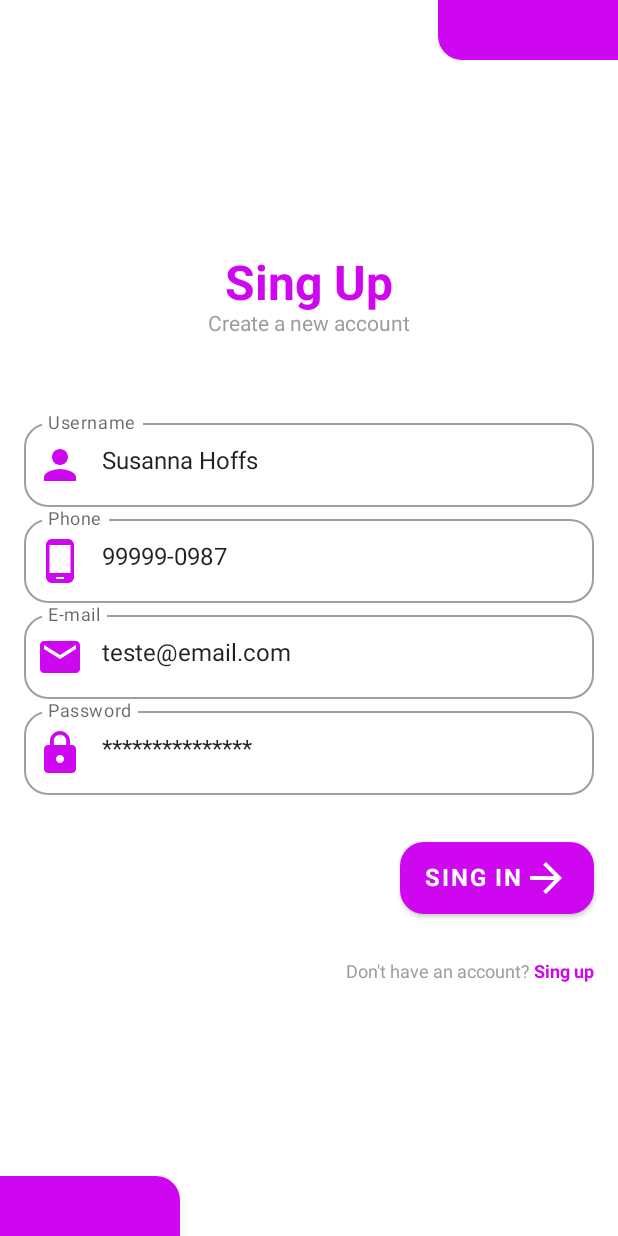
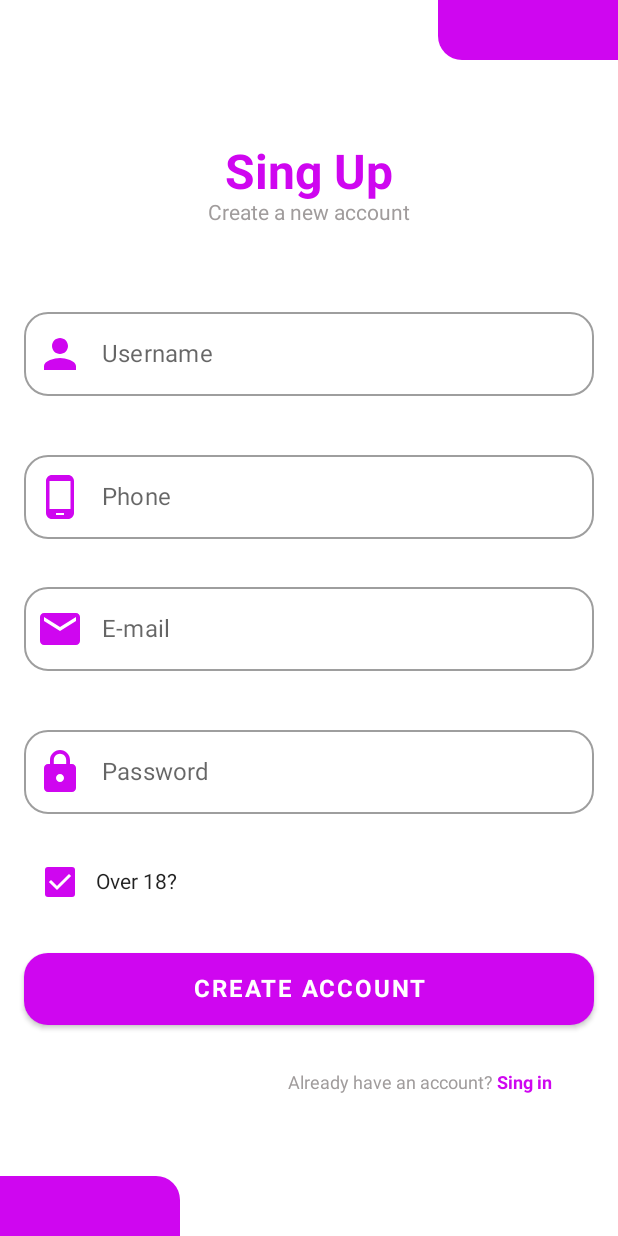
Before and after one commit to MatheusAlves099/TripRoomActivity, an Android app built with Jetpack Compose: the screen it shows after launch (SingUpActivity), on a phone screen of 412 x 824 dp. Run offline under Robolectric (Android 15) with nearby library versions, the phone set to English and light mode, and no system bars.

Commit message:
segunda tela finalizada

```diff
--- a/app/src/main/AndroidManifest.xml
+++ b/app/src/main/AndroidManifest.xml
@@ -11,6 +11,11 @@
         android:supportsRtl="true"
         android:theme="@style/Theme.ActiveLoginTripRoom"
         tools:targetApi="31">
+        <activity
+            android:name=".HomeActivity"
+            android:exported="false"
+            android:label="@string/title_activity_home"
+            android:theme="@style/Theme.ActiveLoginTripRoom" />
         <activity
             android:name=".MainActivity"
             android:exported="false"
--- a/app/src/main/java/br/senai/sp/jandira/activelogintriproom/MainActivity.kt
+++ b/app/src/main/java/br/senai/sp/jandira/activelogintriproom/MainActivity.kt
@@ -89,7 +89,7 @@ fun LoginScreen() {
                     .fillMaxWidth(),
             ) {
                 OutlinedTextField(
-                    value = "teste@email.com",
+                    value = "",
                     onValueChange = {},
                     modifier = Modifier.fillMaxWidth(),
                     shape = RoundedCornerShape(16.dp),
@@ -108,7 +108,7 @@ fun LoginScreen() {
                 Spacer(modifier = Modifier.height(31.dp))
 
                 OutlinedTextField(
-                    value = "***************",
+                    value = "",
                     onValueChange = {},
                     modifier = Modifier.fillMaxWidth(),
                     shape = RoundedCornerShape(16.dp),
@@ -136,7 +136,7 @@ fun LoginScreen() {
                         colors = ButtonDefaults.buttonColors(Color(207, 6, 240, 255))
                     ) {
                         Text(
-                            text = stringResource(id = R.string.button_sing_in),
+                            text = stringResource(id = R.string.text_singIn).uppercase(),
                             fontSize = 16.sp,
                             textAlign = TextAlign.Center,
                             fontWeight = FontWeight.Bold,
--- a/app/src/main/java/br/senai/sp/jandira/activelogintriproom/SingUpActivity.kt
+++ b/app/src/main/java/br/senai/sp/jandira/activelogintriproom/SingUpActivity.kt
@@ -84,7 +84,7 @@ fun SingUpScreen() {
             ) {
 
                 OutlinedTextField(
-                    value = "Susanna Hoffs",
+                    value = "",
                     onValueChange = {},
                     modifier = Modifier.fillMaxWidth(),
                     shape = RoundedCornerShape(16.dp),
@@ -99,8 +99,10 @@ fun SingUpScreen() {
                     }
                 )
 
+                Spacer(modifier = Modifier.height(31.dp))
+
                 OutlinedTextField(
-                    value = "99999-0987",
+                    value = "",
                     onValueChange = {},
                     modifier = Modifier.fillMaxWidth(),
                     shape = RoundedCornerShape(16.dp),
@@ -115,8 +117,10 @@ fun SingUpScreen() {
                     }
                 )
 
+                Spacer(modifier = Modifier.height(24.dp))
+
                 OutlinedTextField(
-                    value = "teste@email.com",
+                    value = "",
                     onValueChange = {},
                     modifier = Modifier.fillMaxWidth(),
                     shape = RoundedCornerShape(16.dp),
@@ -132,8 +136,10 @@ fun SingUpScreen() {
                     }
                 )
 
+                Spacer(modifier = Modifier.height(31.dp))
+
                 OutlinedTextField(
-                    value = "***************",
+                    value = "",
                     onValueChange = {},
                     modifier = Modifier.fillMaxWidth(),
                     shape = RoundedCornerShape(16.dp),
@@ -148,54 +154,69 @@ fun SingUpScreen() {
                     }
                 )
 
-                Spacer(modifier = Modifier.height(31.dp))
+                Spacer(modifier = Modifier.height(21.dp))
+
+                Row(
+                    modifier = Modifier,
+                    verticalAlignment = Alignment.CenterVertically
+                ) {
+                    Checkbox(
+                        checked = true,
+                        onCheckedChange = {},
+                        colors = CheckboxDefaults.colors(Color(207, 6, 240, 255)),
+
+                        )
+                    Text(
+                        text = stringResource(id = R.string.text_checkbox),
+                        fontSize = 14.sp
+                    )
+                }
+
+                Spacer(modifier = Modifier.height(23.dp))
 
                 Column(
                     modifier = Modifier
-                        .fillMaxWidth(),
-                    horizontalAlignment = Alignment.End
+                        .fillMaxWidth()
                 ) {
                     Button(
                         onClick = {},
+                        Modifier
+                            .height(48.dp)
+                            .fillMaxWidth(),
                         shape = RoundedCornerShape(16.dp),
                         colors = ButtonDefaults.buttonColors(Color(207, 6, 240, 255))
                     ) {
                         Text(
-                            text = stringResource(id = R.string.button_sing_in),
+                            text = stringResource(id = R.string.text_button_create),
                             fontSize = 16.sp,
                             textAlign = TextAlign.Center,
                             fontWeight = FontWeight.Bold,
                             color = Color.White
                         )
-
-                        Icon(
-                            painter = painterResource(id = R.drawable.arrow_icon),
-                            contentDescription = null,
-                            modifier = Modifier.size(32.dp),
-                            tint = Color.White
-                        )
                     }
 
                     Spacer(modifier = Modifier.height(31.dp))
 
-                    Row() {
+                    Row(
+                        modifier = Modifier
+                            .width(352.dp),
+                        horizontalArrangement = Arrangement.End
+                    ) {
                         Text(
-                            text = stringResource(id = R.string.text_dont_have_account),
+                            text = stringResource(id = R.string.text_already),
                             fontSize = 12.sp,
                             color = Color(160, 156, 156, 255)
                         )
 
                         Text(
-                            text = stringResource(id = R.string.text_sing_up),
+                            text = stringResource(id = R.string.text_singIn),
                             fontSize = 12.sp,
                             fontWeight = FontWeight.Bold,
                             color = (Color(207, 6, 240, 255)
-                                    ))
+                                    )
+                        )
                     }
                 }
-
-
-
             }
         }
 
--- /dev/null
+++ b/app/src/main/java/br/senai/sp/jandira/activelogintriproom/ui/theme/ui/theme/Type.kt
@@ -0,0 +1,28 @@
+package br.senai.sp.jandira.activelogintriproom.ui.theme.ui.theme
+
+import androidx.compose.material.Typography
+import androidx.compose.ui.text.TextStyle
+import androidx.compose.ui.text.font.FontFamily
+import androidx.compose.ui.text.font.FontWeight
+import androidx.compose.ui.unit.sp
+
+// Set of Material typography styles to start with
+val Typography = Typography(
+    body1 = TextStyle(
+        fontFamily = FontFamily.Default,
+        fontWeight = FontWeight.Normal,
+        fontSize = 16.sp
+    )
+    /* Other default text styles to override
+    button = TextStyle(
+        fontFamily = FontFamily.Default,
+        fontWeight = FontWeight.W500,
+        fontSize = 14.sp
+    ),
+    caption = TextStyle(
+        fontFamily = FontFamily.Default,
+        fontWeight = FontWeight.Normal,
+        fontSize = 12.sp
+    )
+    */
+)
--- /dev/null
+++ b/app/src/main/res/drawable/add_icon.xml
@@ -0,0 +1,5 @@
+<vector android:height="24dp" android:tint="#000000"
+    android:viewportHeight="24" android:viewportWidth="24"
+    android:width="24dp" xmlns:android="http://schemas.android.com/apk/res/android">
+    <path android:fillColor="@android:color/white" android:pathData="M19,13h-6v6h-2v-6H5v-2h6V5h2v6h6v2z"/>
+</vector>
--- /dev/null
+++ b/app/src/main/res/drawable/local_icon.xml
@@ -0,0 +1,5 @@
+<vector android:height="24dp" android:tint="#000000"
+    android:viewportHeight="24" android:viewportWidth="24"
+    android:width="24dp" xmlns:android="http://schemas.android.com/apk/res/android">
+    <path android:fillColor="@android:color/white" android:pathData="M12,2C8.13,2 5,5.13 5,9c0,5.25 7,13 7,13s7,-7.75 7,-13c0,-3.87 -3.13,-7 -7,-7zM12,11.5c-1.38,0 -2.5,-1.12 -2.5,-2.5s1.12,-2.5 2.5,-2.5 2.5,1.12 2.5,2.5 -1.12,2.5 -2.5,2.5z"/>
+</vector>
--- /dev/null
+++ b/app/src/main/res/drawable/search_icon.xml
@@ -0,0 +1,5 @@
+<vector android:height="24dp" android:tint="#000000"
+    android:viewportHeight="24" android:viewportWidth="24"
+    android:width="24dp" xmlns:android="http://schemas.android.com/apk/res/android">
+    <path android:fillColor="@android:color/white" android:pathData="M15.5,14h-0.79l-0.28,-0.27C15.41,12.59 16,11.11 16,9.5 16,5.91 13.09,3 9.5,3S3,5.91 3,9.5 5.91,16 9.5,16c1.61,0 3.09,-0.59 4.23,-1.57l0.27,0.28v0.79l5,4.99L20.49,19l-4.99,-5zM9.5,14C7.01,14 5,11.99 5,9.5S7.01,5 9.5,5 14,7.01 14,9.5 11.99,14 9.5,14z"/>
+</vector>
--- a/app/src/main/res/values/strings.xml
+++ b/app/src/main/res/values/strings.xml
@@ -4,7 +4,6 @@
     <string name="description_login">Please sign to continue.</string>
     <string name="email_label">E-mail</string>
     <string name="password_label">Password</string>
-    <string name="button_sing_in">SING IN</string>
     <string name="text_dont_have_account">"Don't have an account? "</string>
     <string name="text_sing_up">Sing up</string>
 
@@ -14,6 +13,8 @@
     <string name="phone_label">Phone</string>
     <string name="text_checkbox">Over 18?</string>
     <string name="text_button_create">CREATE ACCOUNT</string>
-    <string name="text_already">Already have an account? Sing in</string>
+    <string name="text_already">"Already have an account? "</string>
+    <string name="text_singIn">Sing in</string>
     <string name="title_activity_sing_up">SingUpActivity</string>
+    <string name="title_activity_home">HomeActivity</string>
 </resources>
```
Also changed, not shown: app/src/main/java/br/senai/sp/jandira/activelogintriproom/ui/theme/HomeActivity.kt (added, +38 -0 lines), app/src/main/java/br/senai/sp/jandira/activelogintriproom/ui/theme/ui/theme/Color.kt (added, +8 -0 lines), app/src/main/java/br/senai/sp/jandira/activelogintriproom/ui/theme/ui/theme/Shape.kt (added, +11 -0 lines), app/src/main/java/br/senai/sp/jandira/activelogintriproom/ui/theme/ui/theme/Theme.kt (added, +47 -0 lines).
